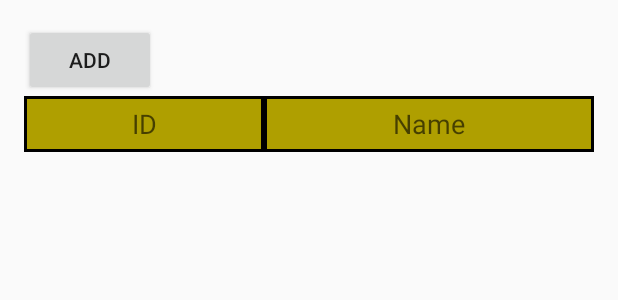
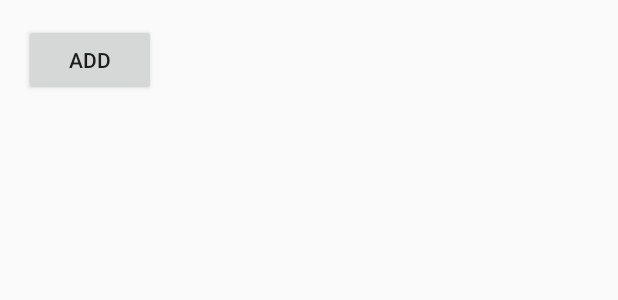
Before and after one commit to SatouNishiki/SOS, an Android app: the layout activity_list_main.xml on its own in the app's theme, with its tools: preview values and no code run, on a phone screen of 412 x 824 dp. Shown: the top 300 px of the screen. Run offline under Robolectric (Android 15) with nearby library versions, the phone set to English and light mode, and no system bars.

Commit message:
Added List

```diff
--- a/app/src/main/res/layout/activity_list_main.xml
+++ b/app/src/main/res/layout/activity_list_main.xml
@@ -16,63 +16,16 @@
         android:text="Add"
         android:id="@+id/button7" />
 
-    <TableLayout
-        android:layout_width="match_parent"
-        android:layout_height="wrap_content"></TableLayout>
-
-    <TableRow
-        android:layout_width="match_parent"
-        android:layout_height="wrap_content">
-
-        <TextView
-            android:layout_width="160dp"
-            android:layout_height="match_parent"
-            android:textAppearance="?android:attr/textAppearanceMedium"
-            android:text="ID"
-            android:id="@+id/id"
-            android:background="@drawable/frame_border_color"
-            android:autoText="false"
-            android:gravity="center" />
-
-        <TextView
-            android:layout_width="match_parent"
-            android:layout_height="37dp"
-            android:textAppearance="?android:attr/textAppearanceMedium"
-            android:text="Name"
-            android:id="@+id/Name"
-            android:gravity="center"
-            android:background="@drawable/frame_border_color" />
-    </TableRow>
-
-    <LinearLayout
-        android:orientation="horizontal"
+    <ListView
         android:layout_width="match_parent"
         android:layout_height="wrap_content"
-        android:id="@+id/linear">
+        android:id="@+id/listView0"
+        android:background="#af9f00" />
 
-        <LinearLayout
-            android:orientation="vertical"
-            android:layout_width="160dp"
-            android:layout_height="match_parent">
-
-            <ListView
-                android:layout_width="match_parent"
-                android:layout_height="wrap_content"
-                android:id="@+id/listView"
-                android:background="@drawable/frame_border" />
-        </LinearLayout>
-
-        <LinearLayout
-            android:orientation="vertical"
-            android:layout_width="wrap_content"
-            android:layout_height="match_parent">
-
-            <ListView
-                android:layout_width="match_parent"
-                android:layout_height="wrap_content"
-                android:id="@+id/listView2"
-                android:background="@drawable/frame_border" />
-        </LinearLayout>
-    </LinearLayout>
+    <ListView
+        android:layout_width="match_parent"
+        android:layout_height="wrap_content"
+        android:id="@+id/listView"
+        android:background="@drawable/frame_border" />
 
 </LinearLayout>
```
Also changed, not shown: app/src/main/java/prgc/snct/sos/Activities/ListMain.java (+96 -17 lines), app/libs/gson.jar (added), 1 other file.
